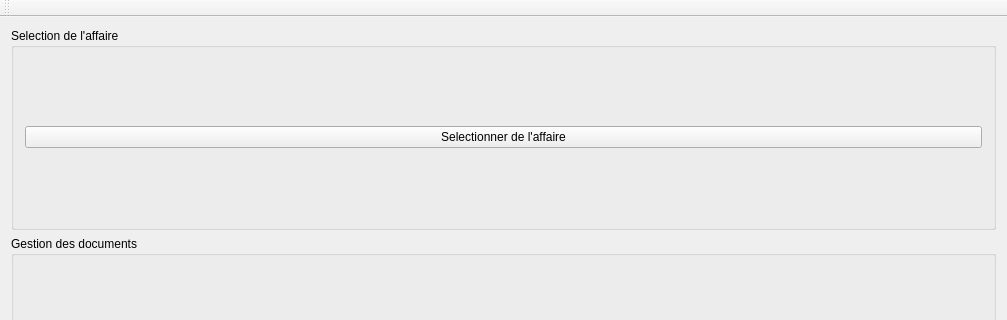
Qt form mainwindow.ui (obourat/MimosaNG) before a commit; both pictures show x 0 to 1007 and y 0 to 320 of the 1007 by 679 pixel window.
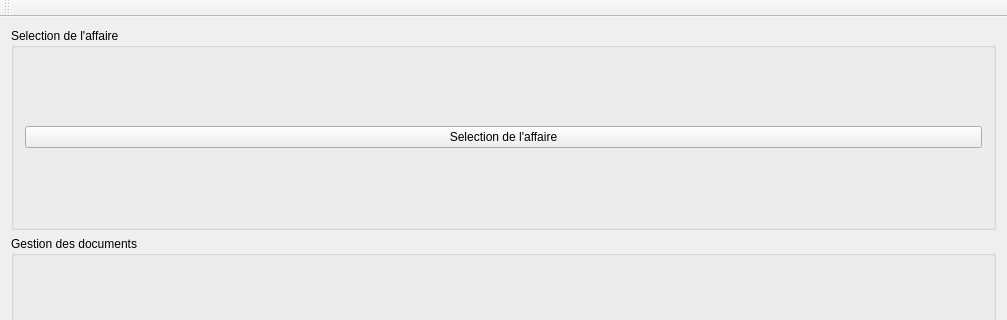
The same form after that commit.

Diff of the .ui file:
```diff
--- a/mainwindow.ui
+++ b/mainwindow.ui
@@ -24,7 +24,7 @@
        <item>
         <widget class="QPushButton" name="caseSelectionButton">
          <property name="text">
-          <string>Selectionner de l'affaire</string>
+          <string>Selection de l'affaire</string>
          </property>
         </widget>
        </item>
```
Left out of the diff: 2 changed lines with no effect on the pictures.
